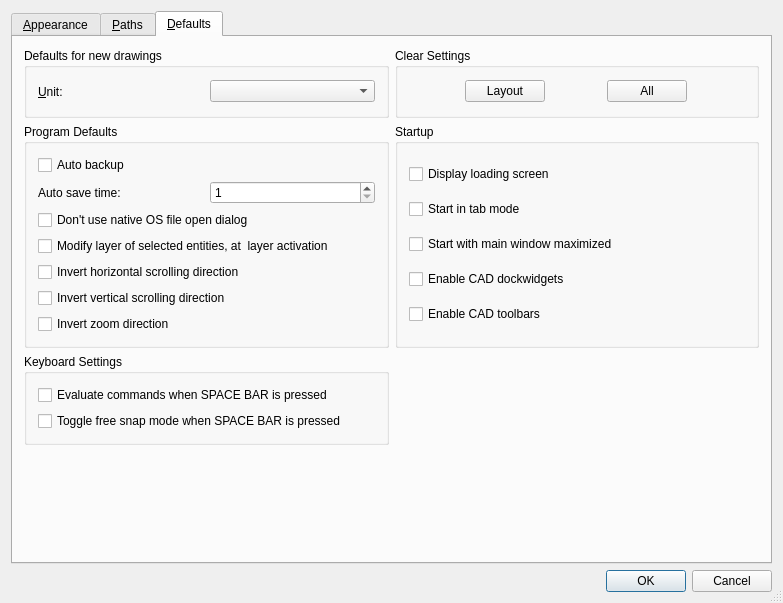
Old version of the form librecad/src/ui/forms/qg_dlgoptionsgeneral.ui in the repository LibreCAD/LibreCAD.
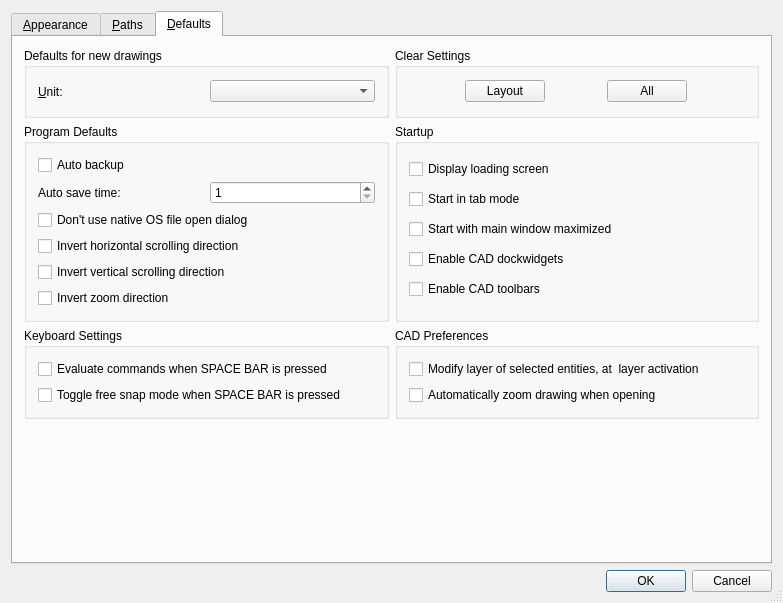
New version of the form. The open tabs and pages were chosen to show the change. Icons and pictures are not drawn.

Commit message: - Fix #1108 Improve User Experience while working with multiple drawings - Fix #515 DWG zoom position on opening

Diff of the .ui file:
```diff
--- a/librecad/src/ui/forms/qg_dlgoptionsgeneral.ui
+++ b/librecad/src/ui/forms/qg_dlgoptionsgeneral.ui
@@ -951,16 +951,6 @@
             </property>
            </widget>
           </item>
-          <item>
-           <widget class="QCheckBox" name="cbToActiveLayer">
-            <property name="toolTip">
-             <string>&lt;html&gt;&lt;head/&gt;&lt;body&gt;&lt;p&gt;When enabled, activating a layer would modify all selected entities to that new layer. To change layer of multiple entities: first select needed entities; activate a layer in the layer widget. This makes all selected entities modified to belong to the new layer.&lt;/p&gt;&lt;/body&gt;&lt;/html&gt;</string>
-            </property>
-            <property name="text">
-             <string>Modify layer of selected entities, at  layer activation</string>
-            </property>
-           </widget>
-          </item>
           <item>
            <widget class="QCheckBox" name="cbWheelScrollInvertH">
             <property name="toolTip">
@@ -1165,6 +1155,32 @@
          </layout>
         </widget>
        </item>
+       <item row="2" column="1">
+        <widget class="QGroupBox" name="groupBox_5">
+         <property name="title">
+          <string>CAD Preferences</string>
+         </property>
+         <layout class="QVBoxLayout" name="verticalLayout_4">
+          <item>
+           <widget class="QCheckBox" name="cbToActiveLayer">
+            <property name="toolTip">
+             <string>&lt;html&gt;&lt;head/&gt;&lt;body&gt;&lt;p&gt;When enabled, activating a layer would modify all selected entities to that new layer. To change layer of multiple entities: first select needed entities; activate a layer in the layer widget. This makes all selected entities modified to belong to the new layer.&lt;/p&gt;&lt;/body&gt;&lt;/html&gt;</string>
+            </property>
+            <property name="text">
+             <string>Modify layer of selected entities, at  layer activation</string>
+            </property>
+           </widget>
+          </item>
+          <item>
+           <widget class="QCheckBox" name="cbAutoZoomDrawing">
+            <property name="text">
+             <string>Automatically zoom drawing when opening</string>
+            </property>
+           </widget>
+          </item>
+         </layout>
+        </widget>
+       </item>
       </layout>
      </widget>
     </widget>
```
Left out of the diff: 2 changed lines with no effect on the pictures. The commit also changes 4 other files.
